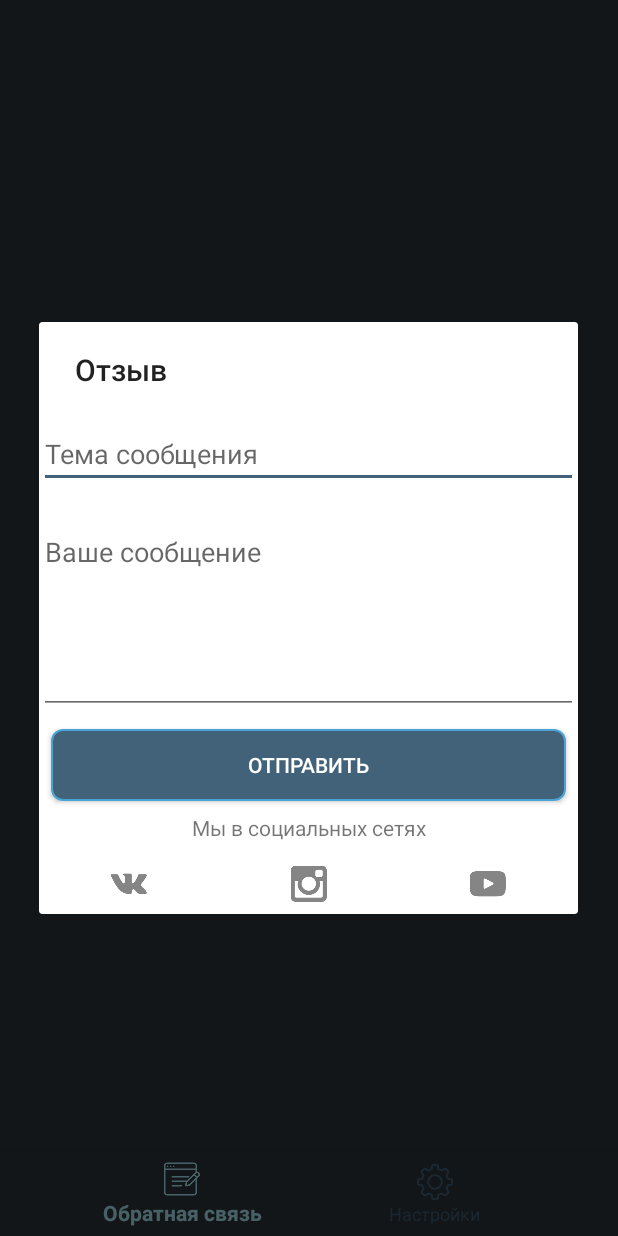
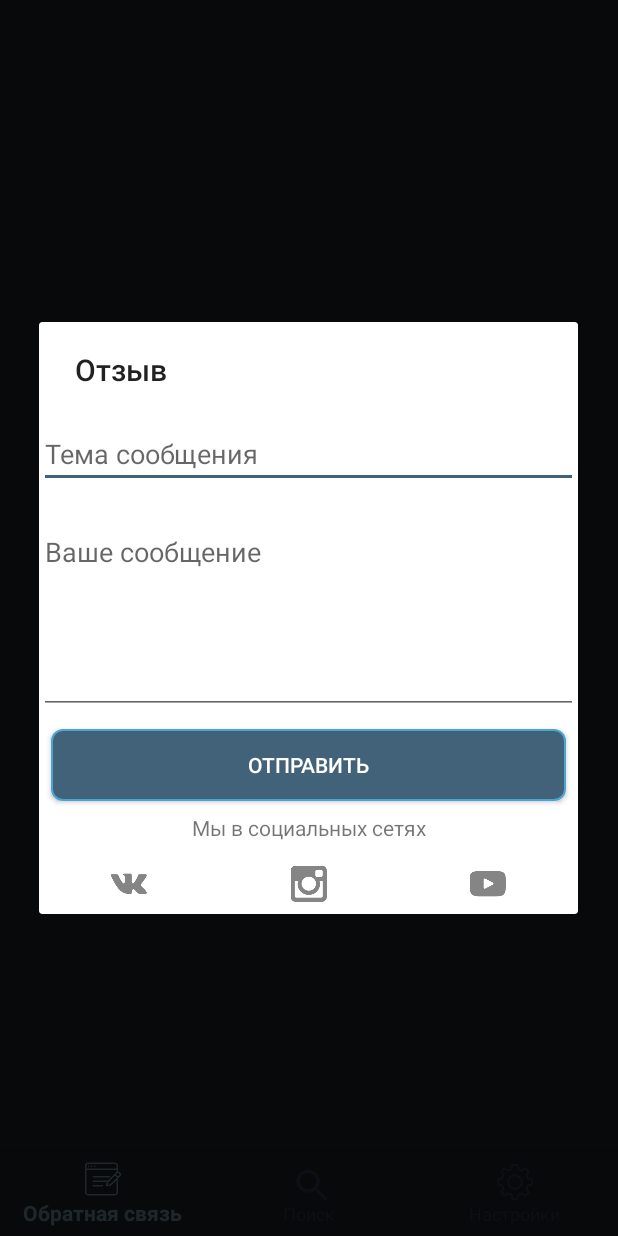
Before and after one commit to shcherbuk96/Hodite, an Android app: the screen it shows after launch (WebActivity), after a tap on "ОТПРАВИТЬ", on a phone screen of 412 x 824 dp. Run offline under Robolectric (Android 15) with nearby library versions, the phone set to English and light mode, and no system bars; libraries missing offline, so code that uses them is left out: com.kobakei.ratethisapp, org.xwalk.core; plain views replace XWalkView; pictures from the network do not load; 7 statements that could not run were skipped.

Commit message:
add search to app

```diff
--- a/app/src/main/AndroidManifest.xml
+++ b/app/src/main/AndroidManifest.xml
@@ -21,6 +21,7 @@
         android:theme="@style/AppTheme">
         <activity
             android:name=".WebActivity.WebActivity"
+            android:windowSoftInputMode="adjustPan"
             android:configChanges="orientation|screenSize" />
         <activity
             android:name=".SplashActivity.SplashScreen"
--- a/app/src/main/java/com/hodite/com/shcherbuk/Constants.java
+++ b/app/src/main/java/com/hodite/com/shcherbuk/Constants.java
@@ -31,7 +31,7 @@ public interface Constants {
 
     public static final long SERVIC_NOTIFY_INTERVAL = 1 * 10 * 1000; // 10 seconds
 
-    String vkUrl="https://vk.com/hodite";
-    String instagramUrl="https://www.instagram.com/hodite_com/";
-    String youtubeUrl="https://www.youtube.com/channel/UCLbVj3u1NYj045AuBpHIfyw";
+    String vkUrl = "https://vk.com/hodite";
+    String instagramUrl = "https://www.instagram.com/hodite_com/";
+    String youtubeUrl = "https://www.youtube.com/channel/UCLbVj3u1NYj045AuBpHIfyw";
 }
--- a/app/src/main/java/com/hodite/com/shcherbuk/SplashActivity/SplashScreen.java
+++ b/app/src/main/java/com/hodite/com/shcherbuk/SplashActivity/SplashScreen.java
@@ -48,8 +48,6 @@ public class SplashScreen extends AppCompatActivity implements Constants {
 
                 ActivityManager.startWebActivity(this, Constants.URL_HODITE_COM);
                 finish();
-//                    ActivityManager.startVideoTutorial(this);
-//                    finish();
             }
 
         } else if (getIntent().getStringExtra("URL") != null) {
--- /dev/null
+++ b/app/src/main/res/drawable/search.xml
@@ -0,0 +1,9 @@
+<vector xmlns:android="http://schemas.android.com/apk/res/android"
+        android:width="20dp"
+        android:height="20dp"
+        android:viewportWidth="20.0"
+        android:viewportHeight="20.0">
+    <path
+        android:fillColor="#FF000000"
+        android:pathData="M15.5,14h-0.79l-0.28,-0.27C15.41,12.59 16,11.11 16,9.5 16,5.91 13.09,3 9.5,3S3,5.91 3,9.5 5.91,16 9.5,16c1.61,0 3.09,-0.59 4.23,-1.57l0.27,0.28v0.79l5,4.99L20.49,19l-4.99,-5zM9.5,14C7.01,14 5,11.99 5,9.5S7.01,5 9.5,5 14,7.01 14,9.5 11.99,14 9.5,14z"/>
+</vector>
--- a/app/src/main/res/layout/activity_web.xml
+++ b/app/src/main/res/layout/activity_web.xml
@@ -7,6 +7,7 @@
     android:layout_height="match_parent"
     android:background="@color/main_background"
     tools:context="com.hodite.com.shcherbuk.WebActivity.WebActivity">
+
     <android.support.design.widget.BottomNavigationView
         android:id="@+id/main_navigation_bottom_navigation_view"
         android:layout_width="match_parent"
@@ -15,7 +16,7 @@
         android:background="@color/main_background"
         app:itemIconTint="@color/nav_color_list"
         app:itemTextColor="@color/nav_color_list"
-        app:menu="@menu/main_menu"/>
+        app:menu="@menu/main_menu" />
 
     <org.xwalk.core.XWalkView
         android:id="@+id/web_xwalkview"
--- /dev/null
+++ b/app/src/main/res/layout/search_dialog.xml
@@ -0,0 +1,39 @@
+<?xml version="1.0" encoding="utf-8"?>
+<android.support.constraint.ConstraintLayout
+    xmlns:android="http://schemas.android.com/apk/res/android"
+    xmlns:app="http://schemas.android.com/apk/res-auto"
+    android:layout_width="match_parent"
+    android:layout_height="match_parent">
+
+    <EditText
+        android:id="@+id/search_dialog_edit_text"
+        android:layout_width="0dp"
+        android:layout_height="wrap_content"
+        android:layout_marginEnd="16dp"
+        android:layout_marginLeft="16dp"
+        android:layout_marginRight="16dp"
+        android:layout_marginStart="16dp"
+        android:layout_marginTop="8dp"
+        android:ems="10"
+        android:hint="@string/search_dialog_hint"
+        android:inputType="textPersonName"
+        app:layout_constraintEnd_toEndOf="parent"
+        app:layout_constraintHorizontal_bias="0.503"
+        app:layout_constraintStart_toStartOf="parent"
+        app:layout_constraintTop_toTopOf="parent" />
+
+    <Button
+        android:id="@+id/search_dialog_find_btn"
+        android:layout_width="0dp"
+        android:layout_height="wrap_content"
+        android:layout_marginEnd="16dp"
+        android:layout_marginLeft="16dp"
+        android:layout_marginRight="16dp"
+        android:layout_marginStart="16dp"
+        android:layout_marginTop="8dp"
+        android:text="@string/search_dialog_button"
+        app:layout_constraintEnd_toEndOf="parent"
+        app:layout_constraintHorizontal_bias="0.0"
+        app:layout_constraintStart_toStartOf="parent"
+        app:layout_constraintTop_toBottomOf="@+id/search_dialog_edit_text" />
+</android.support.constraint.ConstraintLayout>
--- a/app/src/main/res/menu/main_menu.xml
+++ b/app/src/main/res/menu/main_menu.xml
@@ -10,6 +10,13 @@
         app:showAsAction="ifRoom"/>
 
     <item
+        android:id="@+id/search"
+        android:orderInCategory="100"
+        android:title="@string/search"
+        android:icon="@drawable/search"
+        app:showAsAction="ifRoom"/>
+
+    <item
         android:id="@+id/settings"
         android:orderInCategory="100"
         android:title="@string/settings"
--- a/app/src/main/res/values/strings.xml
+++ b/app/src/main/res/values/strings.xml
@@ -4,22 +4,12 @@
     <string name="btn_web">sferitus.com/hodite/</string>
     <string name="btn_web_hodite">hodite.com/brest5.html</string>
     <string name="btn_push">Получить уведомление</string>
-    <string name="select_city">Выберите город:</string>
-
-    <string-array name="list_cities">
-        <item>Брест</item>
-        <item>Минск (в разработке)</item>
-        <item>Витебск (в разработке)</item>
-        <item>Гомель (в разработке)</item>
-        <item>Гродно (в разработке)</item>
-        <item>Могилёв (в разработке)</item>
-    </string-array>
 
     <string name="warning_message_internet">Данное приложение может взымать большое количество интернет-трафика! Хотите продолжить?</string>
 
-
     <string name="settings">Настройки</string>
     <string name="comment">Обратная связь</string>
+    <string name="search">Поиск</string>
 
     <string name="settings_website">Уведомления сайта</string>
     <string name="settings_shop">Уведомления магазинов</string>
@@ -31,4 +21,7 @@
     <string name="rate_yes">Оценить Hodite</string>
     <string name="rate_later">Позже</string>
     <string name="rate_no">Нет, спасибо</string>
+
+    <string name="search_dialog_hint">Введите запрос</string>
+    <string name="search_dialog_button">Найти</string>
 </resources>
```
Also changed, not shown: app/build.gradle (+7 -0 lines), app/src/main/java/com/hodite/com/shcherbuk/WebActivity/WebActivity.java (+58 -16 lines), app/src/main/res/layout/activity_main.xml (deleted, +0 -31 lines), app/src/main/res/layout/activity_video_tutorial.xml (deleted, +0 -11 lines), app/src/main/res/layout/list_item.xml (deleted, +0 -9 lines), app/src/main/res/layout/menu_bottom.xml (deleted, +0 -26 lines), app/src/main/res/drawable/search.png (added).
